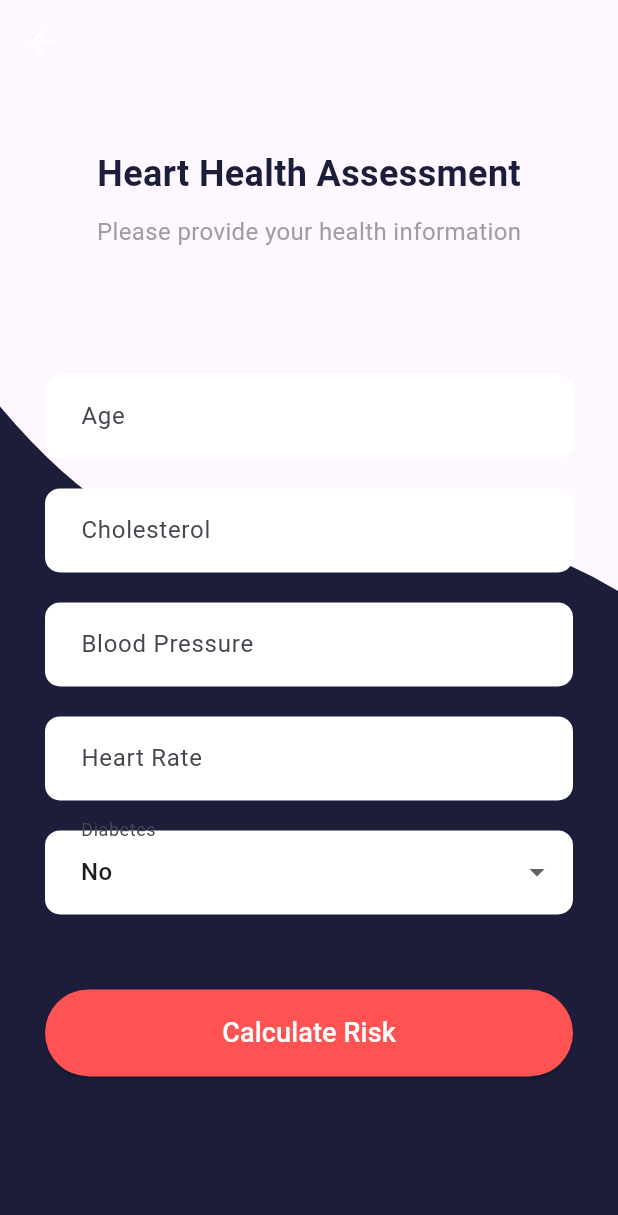
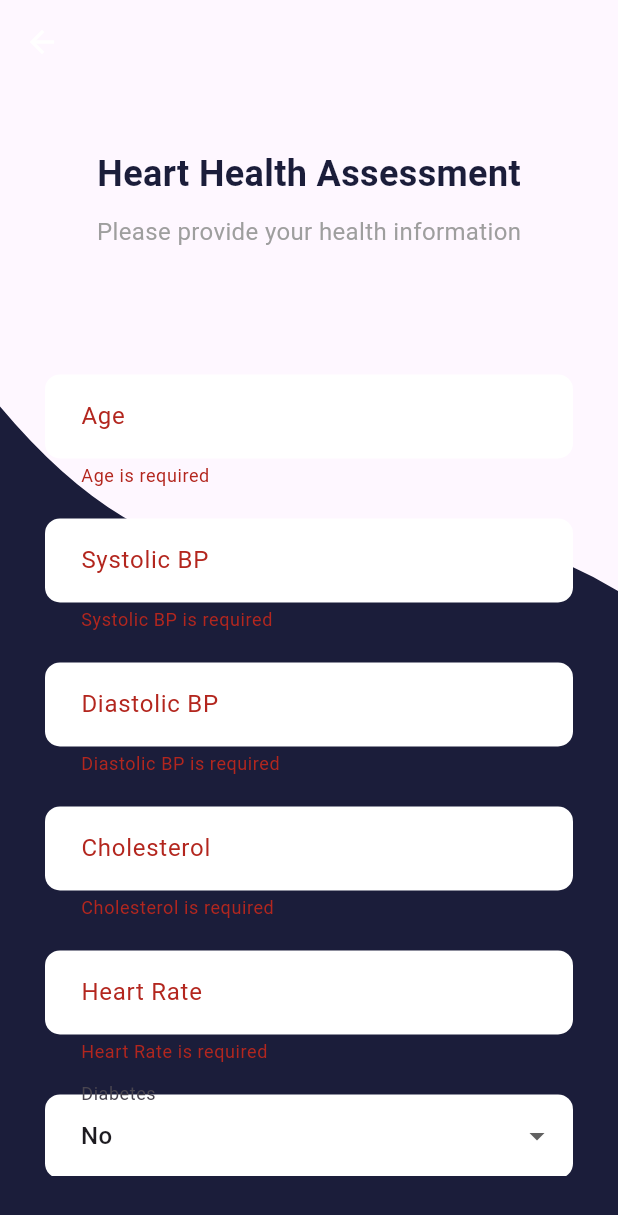
Before and after one commit to nellyiya/linear_regression_model, a Flutter app: the PredictionScreen screen opened directly, after a tap on "Calculate Risk", on a phone screen of 412 x 824 dp. Shown: the top 1215 px of the screen. Run offline on Flutter 3.47's test engine with Material 3 defaults, Android fonts, the phone set to English and light mode, and no system bars.

Commit message:
Update main.dart

```diff
--- a/summative/heart_attackapp/lib/main.dart
+++ b/summative/heart_attackapp/lib/main.dart
@@ -1,5 +1,6 @@
 import 'package:flutter/material.dart';
-import 'package:http/http.dart' as http; // Importing the HTTP package
+import 'package:http/http.dart' as http;
+import 'dart:convert';
 
 void main() {
   runApp(const MyApp());
@@ -135,7 +136,59 @@ class PredictionScreen extends StatefulWidget {
 }
 
 class _PredictionScreenState extends State<PredictionScreen> {
-  String _diabetesValue = 'No';
+  String _diabetesValue = '0'; // Default to '0' (No)
+  final _formKey = GlobalKey<FormState>();
+  TextEditingController _ageController = TextEditingController();
+  TextEditingController _systolicController = TextEditingController();
+  TextEditingController _diastolicController = TextEditingController();
+  TextEditingController _cholesterolController = TextEditingController();
+  TextEditingController _heartRateController = TextEditingController();
+
+  bool _isLoading = false;
+  String? _predictionResult;
+
+  // Function to make the HTTP request to the backend
+  Future<void> _predictHeartRisk() async {
+    if (_formKey.currentState?.validate() ?? false) {
+      setState(() {
+        _isLoading = true;
+      });
+
+      try {
+        // Collect the data from the form
+        var url = Uri.parse('https://linear-regression-model-summative-fkb9.onrender.com');
+        var response = await http.post(
+          url,
+          headers: {'Content-Type': 'application/json'},
+          body: json.encode({
+            'age': _ageController.text,
+            'systolic': _systolicController.text,
+            'diastolic': _diastolicController.text,
+            'cholesterol': _cholesterolController.text,
+            'heart_rate': _heartRateController.text,
+            'diabetes': _diabetesValue,
+          }),
+        );
+
+        if (response.statusCode == 200) {
+          // Parse the response
+          var data = json.decode(response.body);
+          setState(() {
+            _predictionResult = data['risk'];
+            _isLoading = false;
+          });
+        } else {
+          throw Exception('Failed to predict');
+        }
+      } catch (e) {
+        setState(() {
+          _isLoading = false;
+          _predictionResult = 'Error: Could not calculate risk';
+        });
+        print(e.toString());  // Debug: printing error to console
+      }
+    }
+  }
 
   @override
   Widget build(BuildContext context) {
@@ -192,12 +245,15 @@ class _PredictionScreenState extends State<PredictionScreen> {
                     Padding(
                       padding: const EdgeInsets.symmetric(
                           horizontal: 30, vertical: 40),
+                      child: Form(
+                        key: _formKey,
                         child: ListView(
                           children: [
-                          _buildInputField("Age", "Years"),
-                          _buildInputField("Cholesterol", "mg/dL"),
-                          _buildInputField("Blood Pressure", "mmHg"),
-                          _buildInputField("Heart Rate", "bpm"),
+                            _buildInputField("Age", "Years", _ageController),
+                            _buildInputField("Systolic BP", "mmHg", _systolicController),
+                            _buildInputField("Diastolic BP", "mmHg", _diastolicController),
+                            _buildInputField("Cholesterol", "mg/dL", _cholesterolController),
+                            _buildInputField("Heart Rate", "bpm", _heartRateController),
                             _buildDiabetesDropdown(),
                             const SizedBox(height: 30),
                             ElevatedButton(
@@ -207,16 +263,29 @@ class _PredictionScreenState extends State<PredictionScreen> {
                                     borderRadius: BorderRadius.circular(30)),
                                 padding: const EdgeInsets.symmetric(vertical: 16),
                               ),
-                            onPressed: () {
-                              // Add your risk calculation logic here
-                            },
-                            child: const Text(
+                              onPressed: _isLoading ? null : _predictHeartRisk,
+                              child: _isLoading
+                                  ? const CircularProgressIndicator(
+                                      color: Colors.white,
+                                    )
+                                  : const Text(
                                       "Calculate Risk",
-                              style:
-                                  TextStyle(fontSize: 18, color: Colors.white),
+                                      style: TextStyle(fontSize: 18, color: Colors.white),
+                                    ),
+                            ),
+                            if (_predictionResult != null)
+                              Padding(
+                                padding: const EdgeInsets.only(top: 20),
+                                child: Text(
+                                  'Prediction Result: $_predictionResult',
+                                  style: const TextStyle(
+                                    fontSize: 16,
+                                    color: Colors.white,
+                                  ),
                                 ),
                               ),
                           ],
+                        ),
                       ),
                     ),
                   ],
@@ -229,10 +298,11 @@ class _PredictionScreenState extends State<PredictionScreen> {
     );
   }
 
-  Widget _buildInputField(String label, String hint) {
+  Widget _buildInputField(String label, String hint, TextEditingController controller) {
     return Padding(
       padding: const EdgeInsets.only(bottom: 20),
       child: TextFormField(
+        controller: controller,
         decoration: InputDecoration(
           labelText: label,
           hintText: hint,
@@ -242,11 +312,16 @@ class _PredictionScreenState extends State<PredictionScreen> {
             borderRadius: BorderRadius.circular(10),
             borderSide: BorderSide.none,
           ),
-          contentPadding:
-              const EdgeInsets.symmetric(horizontal: 20, vertical: 16),
+          contentPadding: const EdgeInsets.symmetric(horizontal: 20, vertical: 16),
         ),
         keyboardType: TextInputType.number,
         style: const TextStyle(fontSize: 16),
+        validator: (value) {
+          if (value == null || value.isEmpty) {
+            return '$label is required';
+          }
+          return null;
+        },
       ),
     );
   }
@@ -269,7 +344,7 @@ class _PredictionScreenState extends State<PredictionScreen> {
         ),
         items: ['No', 'Yes']
             .map((value) => DropdownMenuItem(
-                  value: value,
+                  value: value == 'Yes' ? '1' : '0', // Set 1 for Yes, 0 for No
                   child: Text(value),
                 ))
             .toList(),
@@ -277,6 +352,12 @@ class _PredictionScreenState extends State<PredictionScreen> {
           setState(() {
             _diabetesValue = newValue!;
           });
+        },
+        validator: (value) {
+          if (value == null || value.isEmpty) {
+            return 'Please select diabetes status';
+          }
+          return null;
         },
       ),
     );
@@ -307,5 +388,7 @@ class WaveClipper extends CustomClipper<Path> {
   }
 
   @override
-  bool shouldReclip(CustomClipper<Path> oldClipper) => false;
+  bool shouldReclip(CustomClipper<Path> oldClipper) {
+    return false;
   }
+}
```
Lines whose indentation alone changed are shown as unchanged.
